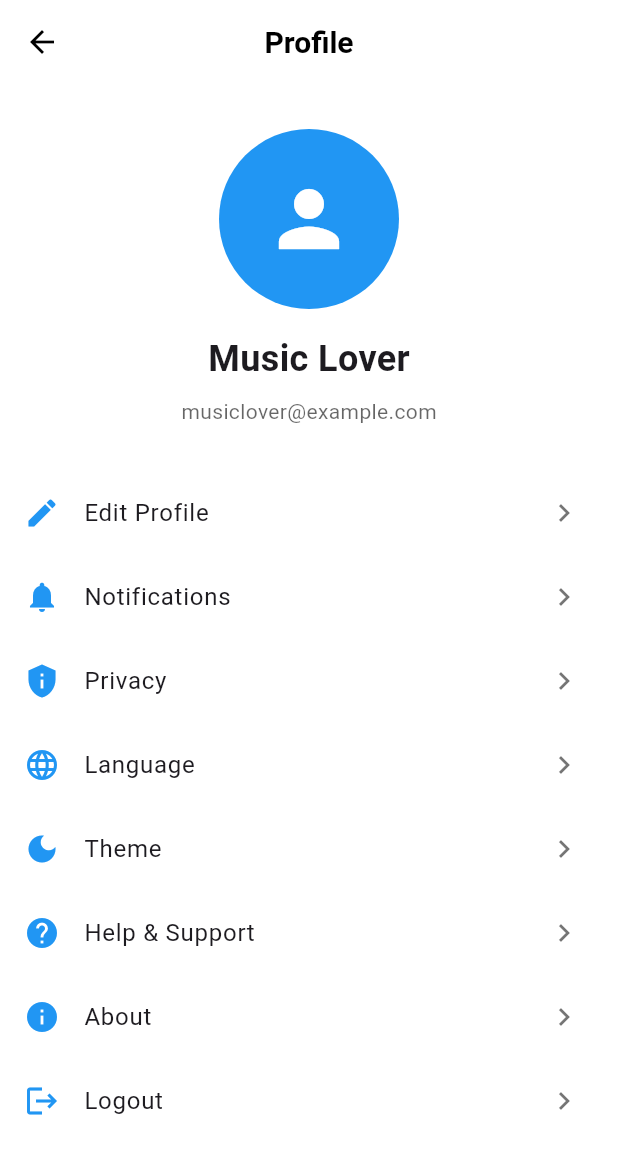
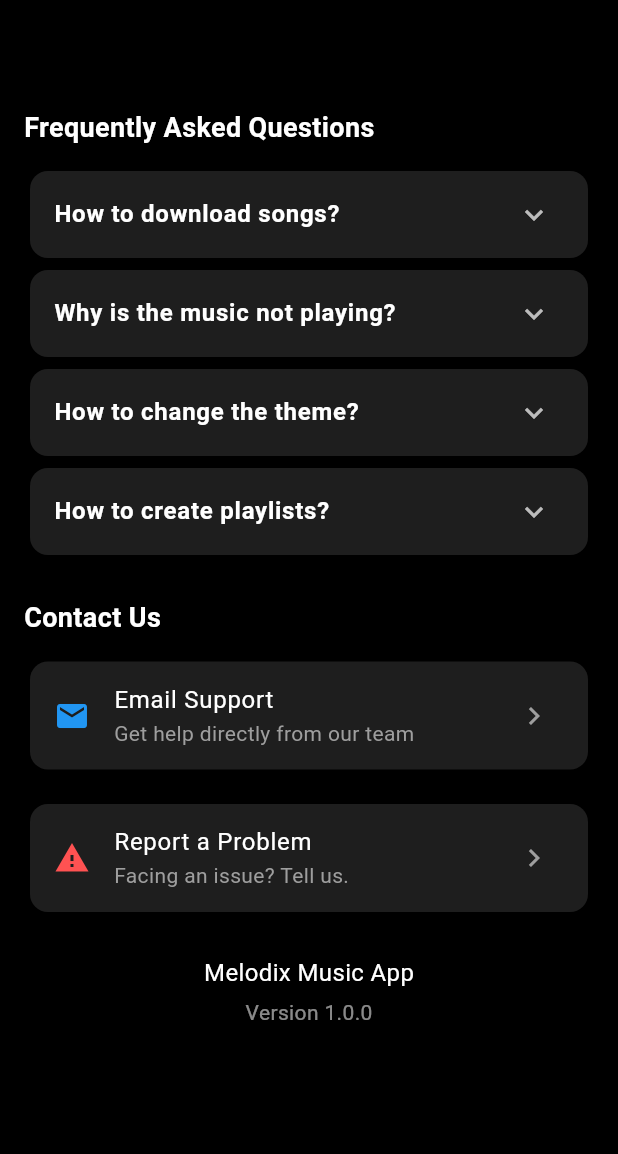
Before and after one commit to AdityaBodewar/Melodix, a Flutter app: the Profilepage screen opened by its route, after a tap on "Help & Support", on a phone screen of 412 x 824 dp. Shown: the top 1154 px of the screen. Run offline on Flutter 3.47's test engine with Material 3 defaults, Android fonts, the phone set to English and light mode, and no system bars; our stand-ins replace audioplayers, dio, file_picker, image_picker, shared_preferences; accounts and stored records are empty; network calls fail.

Commit message:
help support page added

```diff
--- /dev/null
+++ b/Frontend_app/frontend/lib/HelpSupportPage.dart
@@ -0,0 +1,172 @@
+import 'package:flutter/material.dart';
+import 'package:url_launcher/url_launcher.dart';
+
+class HelpSupportPage extends StatelessWidget {
+  const HelpSupportPage({super.key});
+
+  // 📩 Open Email App for Support
+  Future<void> _openEmail() async {
+    final Uri emailLaunchUri = Uri(
+      scheme: 'mailto',
+      path: 'support@melodixapp.com',
+      query: 'subject=Melodix App Support&body=Describe your issue here:',
+    );
+
+    if (await canLaunchUrl(emailLaunchUri)) {
+      await launchUrl(emailLaunchUri);
+    }
+  }
+
+  @override
+  Widget build(BuildContext context) {
+    return Scaffold(
+      backgroundColor: Colors.black,
+
+      appBar: AppBar(
+        backgroundColor: Colors.black,
+        title: const Text("Help & Support"),
+      ),
+
+      body: ListView(
+        padding: const EdgeInsets.all(16),
+        children: [
+
+          // ❓ Frequently Asked Questions
+          const Text(
+            "Frequently Asked Questions",
+            style: TextStyle(color: Colors.white, fontSize: 18, fontWeight: FontWeight.bold),
+          ),
+          const SizedBox(height: 12),
+
+          _faqTile("How to download songs?",
+              "Open a song → tap the 3-dot menu → select Download."),
+
+          _faqTile("Why is the music not playing?",
+              "Check your internet, restart the app, or try reinstalling."),
+
+          _faqTile("How to change the theme?",
+              "Go to Settings → Theme → Light / Dark / System."),
+
+          _faqTile("How to create playlists?",
+              "Open My Library → Playlists → Create new playlist."),
+
+          const SizedBox(height: 25),
+
+          // 📞 Contact Section
+          const Text(
+            "Contact Us",
+            style: TextStyle(color: Colors.white, fontSize: 18, fontWeight: FontWeight.bold),
+          ),
+          const SizedBox(height: 12),
+
+          Card(
+            color: const Color(0xFF1E1E1E),
+            shape: RoundedRectangleBorder(borderRadius: BorderRadius.circular(12)),
+            child: ListTile(
+              leading: const Icon(Icons.email, color: Colors.blue),
+              title: const Text("Email Support", style: TextStyle(color: Colors.white)),
+              subtitle: const Text("Get help directly from our team",
+                  style: TextStyle(color: Colors.grey)),
+              trailing: const Icon(Icons.chevron_right, color: Colors.grey),
+              onTap: _openEmail,
+            ),
+          ),
+
+          const SizedBox(height: 15),
+
+          Card(
+            color: const Color(0xFF1E1E1E),
+            shape: RoundedRectangleBorder(borderRadius: BorderRadius.circular(12)),
+            child: ListTile(
+              leading: const Icon(Icons.report_problem, color: Colors.redAccent),
+              title: const Text("Report a Problem", style: TextStyle(color: Colors.white)),
+              subtitle: const Text("Facing an issue? Tell us.",
+                  style: TextStyle(color: Colors.grey)),
+              trailing: const Icon(Icons.chevron_right, color: Colors.grey),
+              onTap: () {
+                _showReportDialog(context);
+              },
+            ),
+          ),
+
+          const SizedBox(height: 25),
+
+          // ℹ️ App Info
+          Center(
+            child: Column(
+              children: const [
+                Text("Melodix Music App",
+                    style: TextStyle(color: Colors.white, fontSize: 16)),
+                SizedBox(height: 5),
+                Text("Version 1.0.0",
+                    style: TextStyle(color: Colors.white54, fontSize: 14)),
+              ],
+            ),
+          )
+        ],
+      ),
+    );
+  }
+
+  // FAQ UI Widget
+  Widget _faqTile(String title, String description) {
+    return Card(
+      color: const Color(0xFF1E1E1E),
+      child: ExpansionTile(
+        collapsedIconColor: Colors.white70,
+        iconColor: Colors.white,
+        title: Text(title,
+            style: const TextStyle(color: Colors.white, fontWeight: FontWeight.w600)),
+        children: [
+          Padding(
+            padding: const EdgeInsets.all(12.0),
+            child: Text(description,
+                style: const TextStyle(color: Colors.white70, fontSize: 14)),
+          )
+        ],
+      ),
+    );
+  }
+
+  // Report Problem Dialog
+  void _showReportDialog(BuildContext context) {
+    TextEditingController controller = TextEditingController();
+
+    showDialog(
+      context: context,
+      builder: (_) => AlertDialog(
+        backgroundColor: const Color(0xFF1E1E1E),
+        shape: RoundedRectangleBorder(borderRadius: BorderRadius.circular(12)),
+        title: const Text("Report a Problem", style: TextStyle(color: Colors.white)),
+        content: TextField(
+          controller: controller,
+          maxLines: 4,
+          style: const TextStyle(color: Colors.white),
+          decoration: InputDecoration(
+            hintText: "Describe the issue...",
+            hintStyle: const TextStyle(color: Colors.white54),
+            filled: true,
+            fillColor: const Color(0xFF2A2A2A),
+            border: OutlineInputBorder(borderRadius: BorderRadius.circular(8)),
+          ),
+        ),
+        actions: [
+          TextButton(
+            child: const Text("Cancel", style: TextStyle(color: Colors.grey)),
+            onPressed: () => Navigator.pop(context),
+          ),
+          ElevatedButton(
+            style: ElevatedButton.styleFrom(backgroundColor: Colors.blue),
+            child: const Text("Submit"),
+            onPressed: () {
+              Navigator.pop(context);
+              ScaffoldMessenger.of(context).showSnackBar(
+                const SnackBar(content: Text("Problem submitted! Our team will review it.")),
+              );
+            },
+          )
+        ],
+      ),
+    );
+  }
+}
--- a/Frontend_app/frontend/lib/Screens/HomePage.dart
+++ b/Frontend_app/frontend/lib/Screens/HomePage.dart
@@ -165,7 +165,7 @@ class _HomePageState extends State<HomePage> {
           _buildDrawerItem(Icons.library_music, 'Jio Tunes'),
           const Divider(),
           _buildDrawerItem(Icons.settings, 'Settings'),
-          _buildDrawerItem(Icons.help, 'About us'),
+          _buildDrawerItem(Icons.info, 'About us'),
         ],
       ),
     );
--- a/Frontend_app/frontend/lib/Screens/ProfilePage.dart
+++ b/Frontend_app/frontend/lib/Screens/ProfilePage.dart
@@ -1,4 +1,6 @@
 import 'package:flutter/material.dart';
+import 'package:frontend/AboutUsPage.dart';
+import 'package:frontend/HelpSupportPage.dart';
 import 'package:frontend/theme_controller.dart';
 
 class Profilepage extends StatefulWidget {
@@ -71,8 +73,19 @@ class _ProfileScreenState extends State<Profilepage> {
               ThemeController.toggleTheme();
             }),
 
-            _buildProfileOption(Icons.help, 'Help & Support', () {}),
-            _buildProfileOption(Icons.info, 'About', () {}),
+            _buildProfileOption(Icons.help, 'Help & Support', () {
+              Navigator.push(
+                context,
+                MaterialPageRoute(builder: (_) => const HelpSupportPage()),
+              );
+
+            }),
+            _buildProfileOption(Icons.info, 'About', () {
+              Navigator.push(
+                context,
+                MaterialPageRoute(builder: (_) => const AboutUsPage()),
+              );
+            }),
             _buildProfileOption(Icons.logout, 'Logout', () {}),
           ],
         ),
--- a/Frontend_app/frontend/pubspec.yaml
+++ b/Frontend_app/frontend/pubspec.yaml
@@ -22,6 +22,7 @@ dependencies:
   # to read file storage
   path_provider: ^2.1.2
   shared_preferences: ^2.2.2
+  url_launcher: ^6.2.5
 
 
 
```
Also changed, not shown: Frontend_app/frontend/pubspec.lock, 3 other files.
